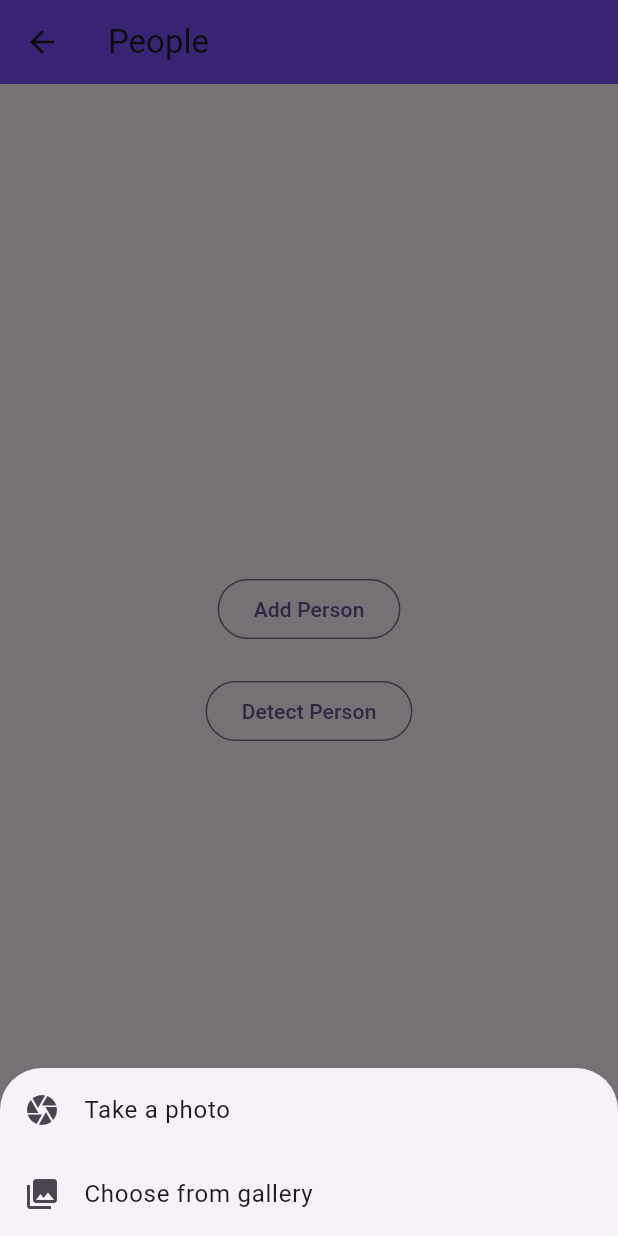
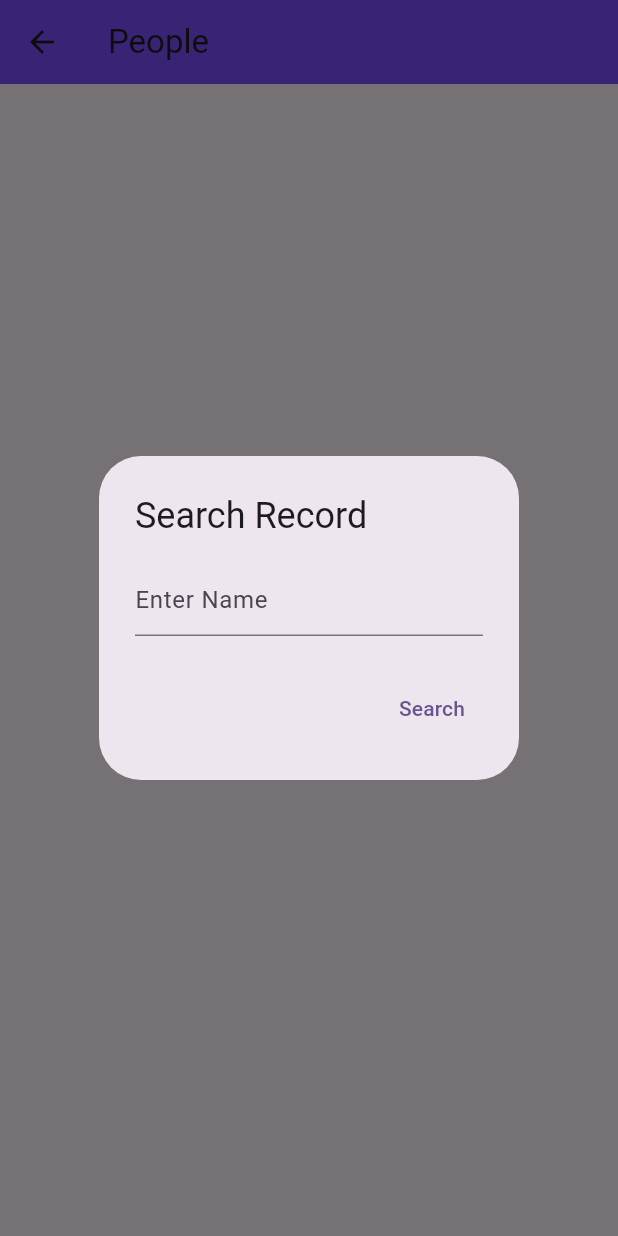
Before and after one commit to varshini250707/flutter_personal_diary, a Flutter app: the Peoplescreen screen opened directly, after a tap on "Detect Person", on a phone screen of 412 x 824 dp. Run offline on Flutter 3.47's test engine with Material 3 defaults, Android fonts, the phone set to English and light mode, and no system bars; our stand-ins replace image_picker, shared_preferences; accounts and stored records are empty.

Commit message:
Peoplescreen  Stores name-image pairs logic added

```diff
--- a/lib/screens/PeopleScreen.dart
+++ b/lib/screens/PeopleScreen.dart
@@ -1,10 +1,8 @@
 import 'dart:io';
-
 import 'package:flutter/material.dart';
 import 'package:image_picker/image_picker.dart';
 
 class Peoplescreen extends StatefulWidget {
-
   final String title;
 
   const Peoplescreen({super.key, required this.title});
@@ -14,9 +12,10 @@ class Peoplescreen extends StatefulWidget {
 }
 
 class _PeoplescreenState extends State<Peoplescreen> {
-
   File? _imageFile;
   final ImagePicker _picker = ImagePicker();
+  final TextEditingController _nameController = TextEditingController();
+  final Map<String, File> _records = {}; // Stores name-image pairs
 
   // Function to open the bottom sheet
   void _openImagePickerBottomSheet() {
@@ -50,24 +49,102 @@ class _PeoplescreenState extends State<Peoplescreen> {
     );
   }
 
-  Future getImageFromGallery() async {
+  // Function to get an image from the gallery
+  Future<void> getImageFromGallery() async {
     final pickedFile = await _picker.pickImage(source: ImageSource.gallery);
 
+    if (pickedFile != null) {
       setState(() {
-      if (pickedFile != null) {
         _imageFile = File(pickedFile.path);
+      });
+      _showNameInputDialog(); // Prompt user to enter a name
     }
-    });
   }
 
-  Future getImageFromCamera() async {
+  // Function to get an image from the camera
+  Future<void> getImageFromCamera() async {
     final pickedFile = await _picker.pickImage(source: ImageSource.camera);
 
+    if (pickedFile != null) {
       setState(() {
-      if (pickedFile != null) {
         _imageFile = File(pickedFile.path);
+      });
+      _showNameInputDialog(); // Prompt user to enter a name
     }
+  }
+
+  // Function to show a dialog for entering a name
+  void _showNameInputDialog() {
+    showDialog(
+      context: context,
+      builder: (BuildContext context) {
+        return AlertDialog(
+          title: const Text('Enter Name'),
+          content: TextField(
+            controller: _nameController,
+            decoration: const InputDecoration(hintText: 'Name'),
+          ),
+          actions: [
+            TextButton(
+              onPressed: () {
+                Navigator.pop(context); // Close the dialog
+                _saveRecord(); // Save the record
+              },
+              child: const Text('Save'),
+            ),
+          ],
+        );
+      },
+    );
+  }
+
+  // Function to save the record (name and image)
+  void _saveRecord() {
+    if (_nameController.text.isNotEmpty && _imageFile != null) {
+      setState(() {
+        _records[_nameController.text] = _imageFile!; // Save the record
       });
+      _nameController.clear(); // Clear the text field
+      _imageFile = null; // Clear the image
+    }
+  }
+
+  // Function to search for a record by name
+  void _searchRecord() {
+    showDialog(
+      context: context,
+      builder: (BuildContext context) {
+        return AlertDialog(
+          title: const Text('Search Record'),
+          content: TextField(
+            controller: _nameController,
+            decoration: const InputDecoration(hintText: 'Enter Name'),
+          ),
+          actions: [
+            TextButton(
+              onPressed: () {
+                Navigator.pop(context); // Close the dialog
+                _displayRecord(_nameController.text); // Display the record
+              },
+              child: const Text('Search'),
+            ),
+          ],
+        );
+      },
+    );
+  }
+
+  // Function to display the searched record
+  void _displayRecord(String name) {
+    if (_records.containsKey(name)) {
+      setState(() {
+        _imageFile = _records[name]; // Set the image to display
+      });
+    } else {
+      ScaffoldMessenger.of(context).showSnackBar(
+        const SnackBar(content: Text('Record not found')),
+      );
+    }
   }
 
   @override
@@ -75,25 +152,30 @@ class _PeoplescreenState extends State<Peoplescreen> {
     return Scaffold(
       appBar: AppBar(
         title: Text(widget.title),
-        backgroundColor: Colors.deepPurpleAccent
+        backgroundColor: Colors.deepPurpleAccent,
       ),
       body: Center(
         child: Column(
           mainAxisAlignment: MainAxisAlignment.center,
-          crossAxisAlignment: CrossAxisAlignment.center, // Centers children horizontally
+          crossAxisAlignment: CrossAxisAlignment.center,
           children: [
             OutlinedButton(
               onPressed: _openImagePickerBottomSheet, // Open bottom sheet
-                child: Text("Add Person")
+              child: const Text("Add Person"),
             ),
-            SizedBox(height: 20), // Adds spacing between the buttons
+            const SizedBox(height: 20),
             OutlinedButton(
-                onPressed: _openImagePickerBottomSheet, // Open bottom sheet
-                child: Text("Detect Person")
+              onPressed: _searchRecord, // Search for a record
+              child: const Text("Detect Person"),
+            ),
+            if (_imageFile != null) // Display the selected image
+              Padding(
+                padding: const EdgeInsets.all(20.0),
+                child: Image.file(_imageFile!),
               ),
           ],
         ),
-      )
+      ),
     );
   }
 }
```
Lines whose indentation alone changed are shown as unchanged.
